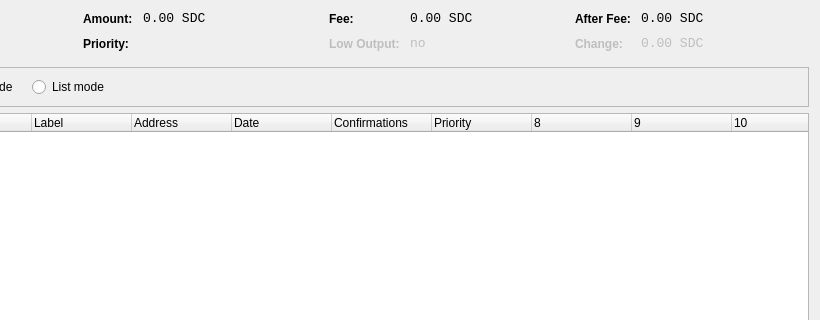
Old version of the form src/qt/forms/coincontroldialog.ui in the repository ViorTeam/ViorCoin-Wallet; both pictures show x 180 to 1000 and y 0 to 320 of the 1000 by 500 pixel window.
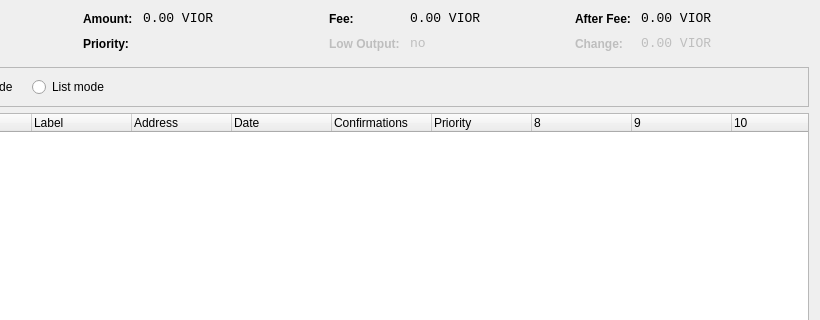
New version of the form. Custom widgets are drawn as their Qt base class.

Commit message: SDC leftover

What changed in the file:
```diff
--- a/src/qt/forms/coincontroldialog.ui
+++ b/src/qt/forms/coincontroldialog.ui
@@ -141,7 +141,7 @@
           <enum>Qt::ActionsContextMenu</enum>
          </property>
          <property name="text">
-          <string notr="true">0.00 SDC</string>
+          <string notr="true">0.00 VIOR</string>
          </property>
          <property name="textInteractionFlags">
           <set>Qt::LinksAccessibleByMouse|Qt::TextSelectableByKeyboard|Qt::TextSelectableByMouse</set>
@@ -221,7 +221,7 @@
           <enum>Qt::ActionsContextMenu</enum>
          </property>
          <property name="text">
-          <string notr="true">0.00 SDC</string>
+          <string notr="true">0.00 VIOR</string>
          </property>
          <property name="textInteractionFlags">
           <set>Qt::LinksAccessibleByMouse|Qt::TextSelectableByKeyboard|Qt::TextSelectableByMouse</set>
@@ -307,7 +307,7 @@
           <enum>Qt::ActionsContextMenu</enum>
          </property>
          <property name="text">
-          <string notr="true">0.00 SDC</string>
+          <string notr="true">0.00 VIOR</string>
          </property>
          <property name="textInteractionFlags">
           <set>Qt::LinksAccessibleByMouse|Qt::TextSelectableByKeyboard|Qt::TextSelectableByMouse</set>
@@ -345,7 +345,7 @@
           <enum>Qt::ActionsContextMenu</enum>
          </property>
          <property name="text">
-          <string notr="true">0.00 SDC</string>
+          <string notr="true">0.00 VIOR</string>
          </property>
          <property name="textInteractionFlags">
           <set>Qt::LinksAccessibleByMouse|Qt::TextSelectableByKeyboard|Qt::TextSelectableByMouse</set>
```
